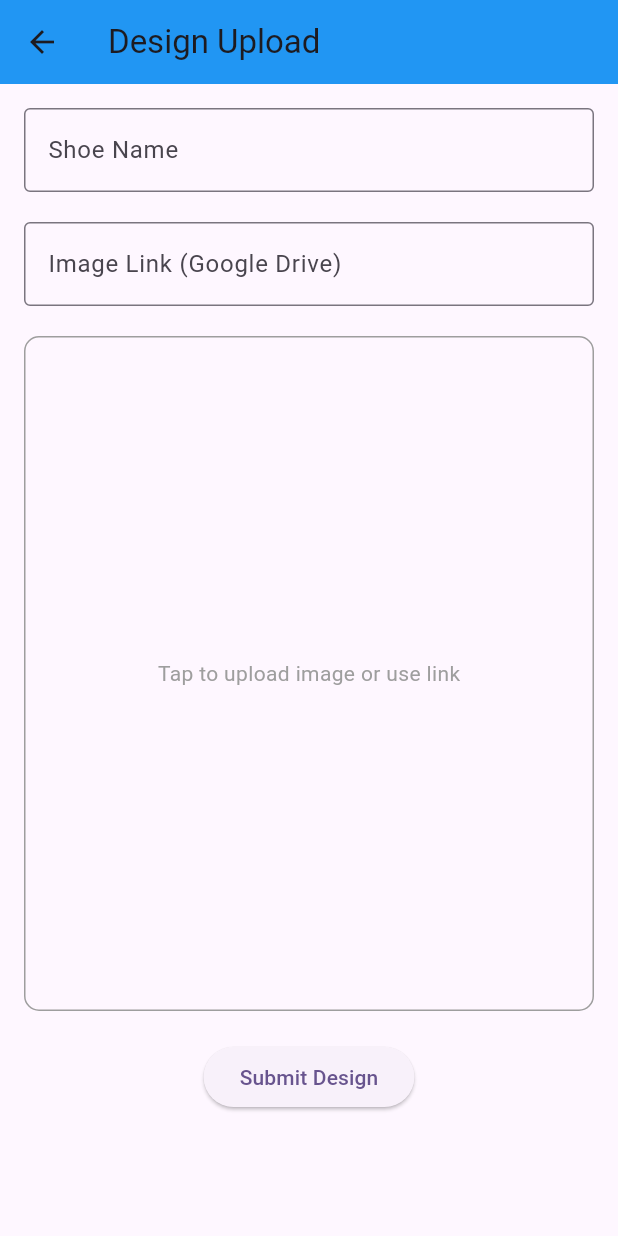
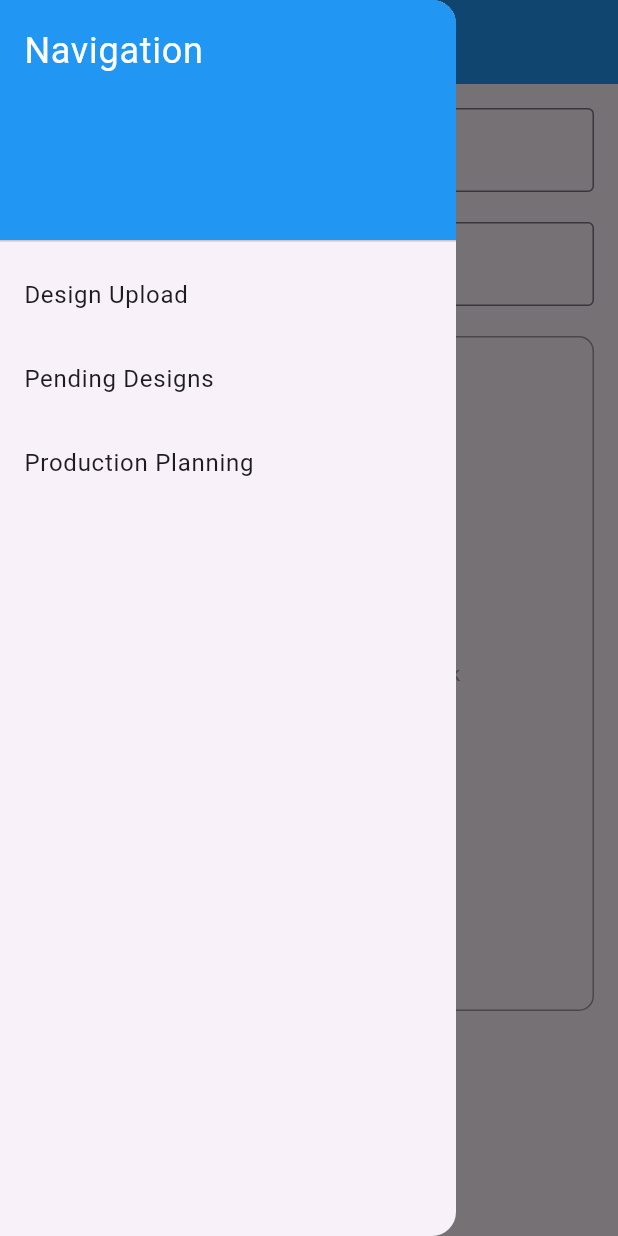
Before and after one commit to RAMZY02/googlecloudgaming, a Flutter app: the ProductDevelopmentScreen screen opened by its route, with the side drawer open (before the commit the screen has no drawer), on a phone screen of 412 x 824 dp. Run offline on Flutter 3.47's test engine with Material 3 defaults, Android fonts, the phone set to English and light mode, and no system bars; our stand-ins replace carousel_slider, image_picker; network calls fail.

Commit message:
Image Auto update, update fitur pending design

```diff
--- /dev/null
+++ b/lib/product_development/models/design.dart
@@ -0,0 +1,9 @@
+class Design {
+  final String name;
+  final String image;
+
+  Design({
+    required this.name,
+    required this.image,
+  });
+}
--- a/lib/product_development/ui/product_development_screen.dart
+++ b/lib/product_development/ui/product_development_screen.dart
@@ -40,6 +40,40 @@ class _ProductDevelopmentScreenState extends State<ProductDevelopmentScreen> {
       appBar: AppBar(
         title: const Text('Design Upload'),
         backgroundColor: Colors.blue,
+      ),
+      drawer: Drawer(
+        child: ListView(
+          children: [
+            const DrawerHeader(
+              decoration: BoxDecoration(color: Colors.blue),
+              child: Text(
+                'Navigation',
+                style: TextStyle(color: Colors.white, fontSize: 24),
+              ),
+            ),
+            ListTile(
+              title: const Text('Design Upload'),
+              onTap: () {
+                Navigator.pushReplacement(
+                  context,
+                  MaterialPageRoute(builder: (context) => const ProductDevelopmentScreen()),
+                );
+              },
+            ),
+            ListTile(
+              title: const Text('Pending Designs'),
+              onTap: () {
+                Navigator.pushReplacementNamed(context, '/pendingDesigns');
+              },
+            ),
+            ListTile(
+              title: const Text('Production Planning'),
+              onTap: () {
+                Navigator.pushReplacementNamed(context, '/production');
+              },
+            ),
+          ],
+        ),
       ),
       body: Padding(
         padding: const EdgeInsets.all(16.0),
@@ -111,7 +145,9 @@ class _ProductDevelopmentScreenState extends State<ProductDevelopmentScreen> {
             const SizedBox(height: 20),
             ElevatedButton(
               onPressed: () {
-                if ((_selectedImageBytes != null || (_imageLink != null && _imageLink!.isNotEmpty)) && _shoeName != null && _shoeName!.isNotEmpty) {
+                if ((_selectedImageBytes != null || (_imageLink != null && _imageLink!.isNotEmpty)) &&
+                    _shoeName != null &&
+                    _shoeName!.isNotEmpty) {
                   ScaffoldMessenger.of(context).showSnackBar(
                     SnackBar(content: Text('Design "$_shoeName" Uploaded Successfully!')),
                   );
```
Also changed, not shown: lib/product_development/ui/pending_designs_screen.dart (+96 -21 lines).
